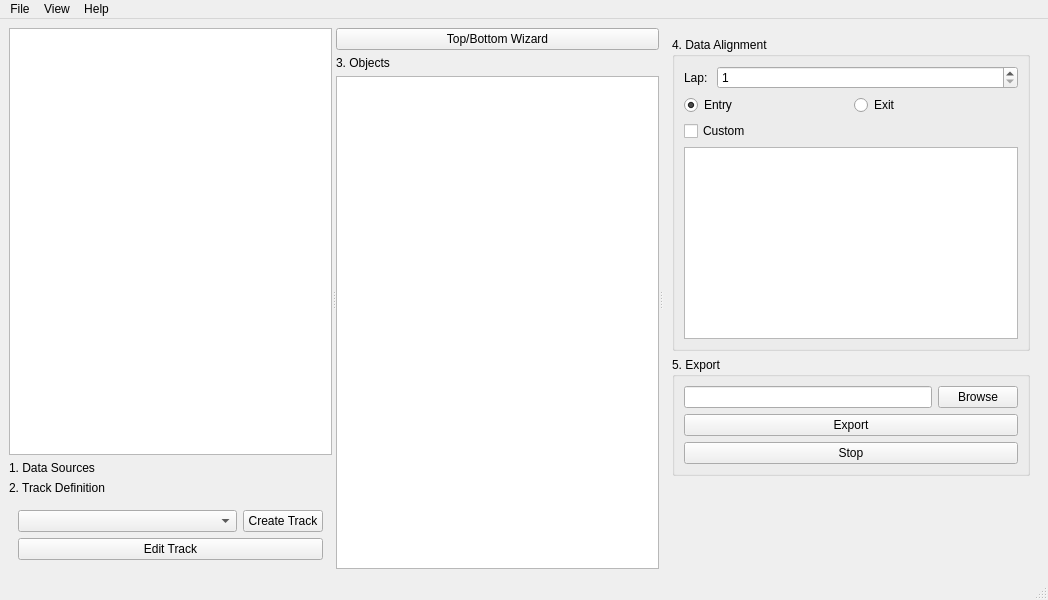
hankedan000/gopro-overlay, file apps/ui/projectwindow.ui: the form before one commit.
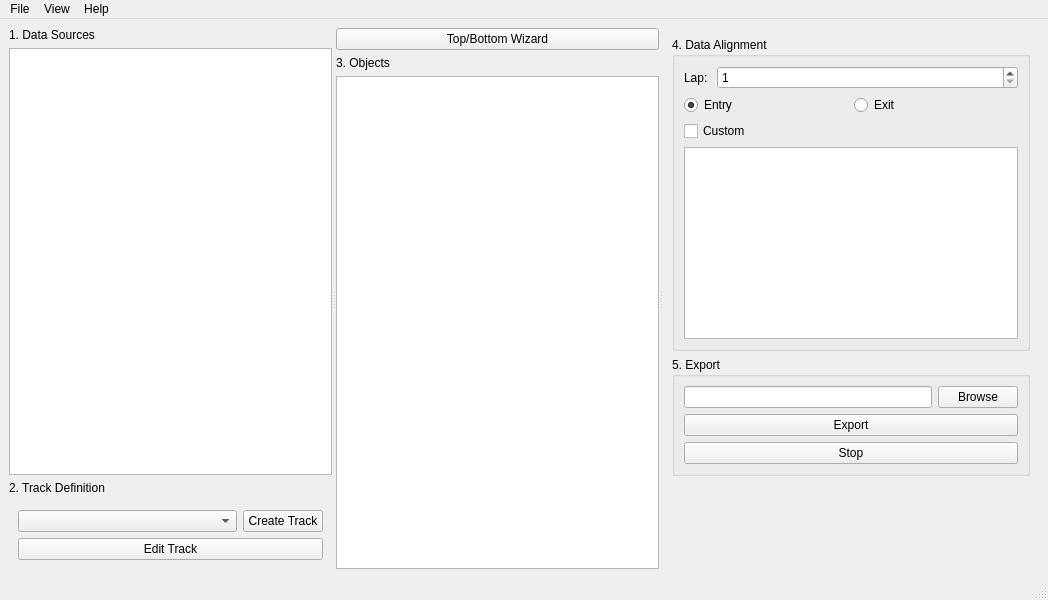
The form after the commit.

Commit message: Gets FPS from source videos before rendering

```diff
--- a/apps/ui/projectwindow.ui
+++ b/apps/ui/projectwindow.ui
@@ -22,9 +22,6 @@
       </property>
       <widget class="QWidget" name="verticalLayoutWidget">
        <layout class="QVBoxLayout" name="verticalLayout">
-        <item>
-         <widget class="QTableView" name="tableDataSources"/>
-        </item>
         <item>
          <widget class="QLabel" name="label">
           <property name="text">
@@ -32,6 +29,9 @@
           </property>
          </widget>
         </item>
+        <item>
+         <widget class="QTableView" name="tableDataSources"/>
+        </item>
         <item>
          <widget class="QLabel" name="label_3">
           <property name="text">
```
The commit also changes 3 other files.
